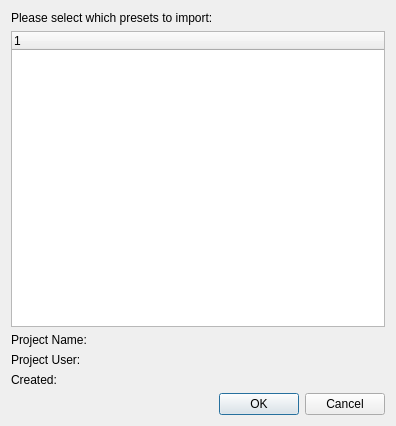
whiteman-kr/u7set, file u7/EquipmentEditor/DialogImportPreset.ui: the form before one commit.
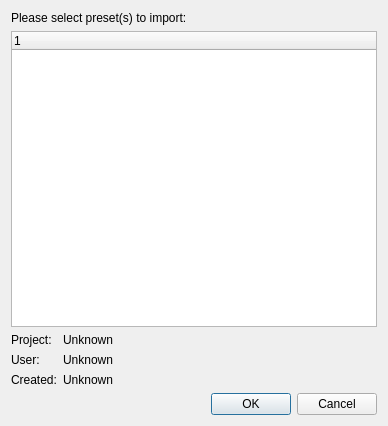
The form after the commit.

Commit message: RPCT-3011, u7: Working on Import Presets dialog

The edit to the form file:
```diff
--- a/u7/EquipmentEditor/DialogImportPreset.ui
+++ b/u7/EquipmentEditor/DialogImportPreset.ui
@@ -14,31 +14,14 @@
    <string>Dialog</string>
   </property>
   <layout class="QGridLayout" name="gridLayout">
-   <item row="2" column="0">
-    <widget class="QLabel" name="projectNameLabel">
+   <item row="0" column="0" colspan="2">
+    <widget class="QLabel" name="label">
      <property name="text">
-      <string>Project Name:</string>
+      <string>Please select preset(s) to import:</string>
      </property>
     </widget>
    </item>
-   <item row="5" column="1">
-    <widget class="QDialogButtonBox" name="buttonBox">
-     <property name="orientation">
-      <enum>Qt::Horizontal</enum>
-     </property>
-     <property name="standardButtons">
-      <set>QDialogButtonBox::Cancel|QDialogButtonBox::Ok</set>
-     </property>
-    </widget>
-   </item>
-   <item row="3" column="0">
-    <widget class="QLabel" name="userNameLabel">
-     <property name="text">
-      <string>Project User:</string>
-     </property>
-    </widget>
-   </item>
-   <item row="1" column="0" colspan="2">
+   <item row="1" column="0" colspan="3">
     <widget class="QTreeWidget" name="presetsTree">
      <property name="rootIsDecorated">
       <bool>false</bool>
@@ -50,17 +33,73 @@
      </column>
     </widget>
    </item>
+   <item row="2" column="0">
+    <widget class="QLabel" name="projectNameLabel_2">
+     <property name="sizePolicy">
+      <sizepolicy hsizetype="Maximum" vsizetype="Preferred">
+       <horstretch>0</horstretch>
+       <verstretch>0</verstretch>
+      </sizepolicy>
+     </property>
+     <property name="text">
+      <string>Project:</string>
+     </property>
+    </widget>
+   </item>
+   <item row="2" column="1">
+    <widget class="QLabel" name="projectNameLabel">
+     <property name="text">
+      <string>Unknown</string>
+     </property>
+    </widget>
+   </item>
+   <item row="3" column="0">
+    <widget class="QLabel" name="userNameLabel_2">
+     <property name="sizePolicy">
+      <sizepolicy hsizetype="Maximum" vsizetype="Preferred">
+       <horstretch>0</horstretch>
+       <verstretch>0</verstretch>
+      </sizepolicy>
+     </property>
+     <property name="text">
+      <string>User:</string>
+     </property>
+    </widget>
+   </item>
+   <item row="3" column="1">
+    <widget class="QLabel" name="userNameLabel">
+     <property name="text">
+      <string>Unknown</string>
+     </property>
+    </widget>
+   </item>
    <item row="4" column="0">
-    <widget class="QLabel" name="exportTimeLabel">
+    <widget class="QLabel" name="exportTimeLabel_2">
+     <property name="sizePolicy">
+      <sizepolicy hsizetype="Maximum" vsizetype="Preferred">
+       <horstretch>0</horstretch>
+       <verstretch>0</verstretch>
+      </sizepolicy>
+     </property>
      <property name="text">
       <string>Created:</string>
      </property>
     </widget>
    </item>
-   <item row="0" column="0">
-    <widget class="QLabel" name="label">
+   <item row="4" column="1">
+    <widget class="QLabel" name="exportTimeLabel">
      <property name="text">
-      <string>Please select which presets to import:</string>
+      <string>Unknown</string>
+     </property>
+    </widget>
+   </item>
+   <item row="5" column="2">
+    <widget class="QDialogButtonBox" name="buttonBox">
+     <property name="orientation">
+      <enum>Qt::Horizontal</enum>
+     </property>
+     <property name="standardButtons">
+      <set>QDialogButtonBox::Cancel|QDialogButtonBox::Ok</set>
      </property>
     </widget>
    </item>
```
The commit also changes 3 other files.
